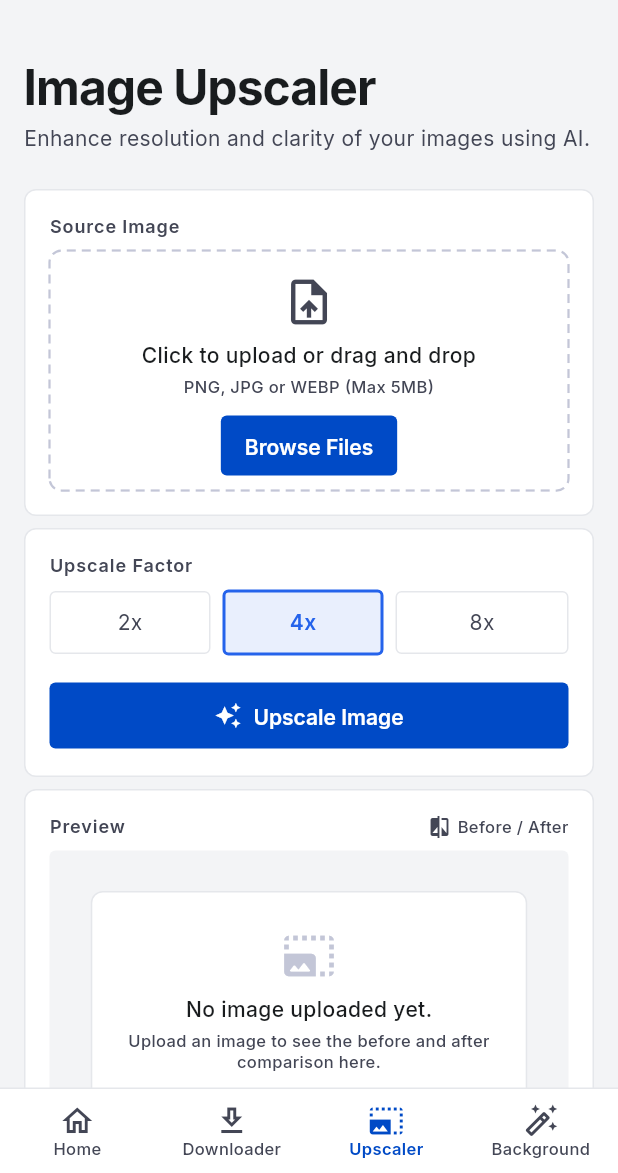
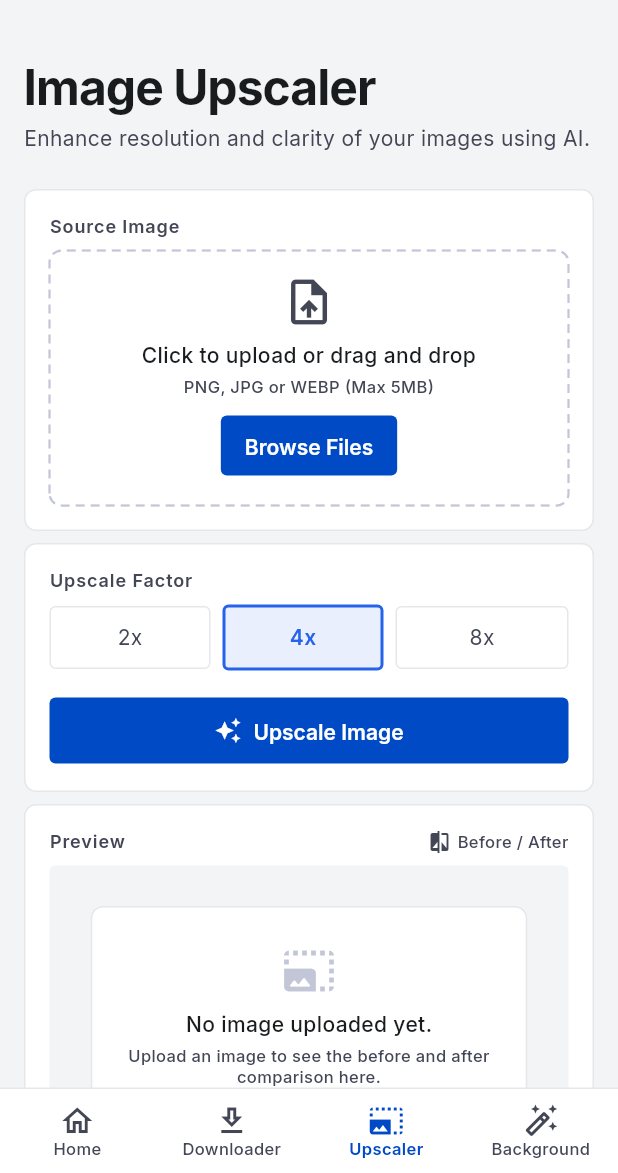
Before and after one commit to yannkovalskia/MyTools, a Flutter app: the screen it shows after launch, item 3 of the bottom bar chosen, on a phone screen of 412 x 824 dp, the part 63-1236 px from its top. Run offline on Flutter 3.47's test engine with Material 3 defaults, Android fonts, the phone set to English and light mode, and no system bars; our stand-ins replace google_fonts.

Commit message:
Fix Upload Area

```diff
--- a/frontend/lib/widgets/dashed_upload_area.dart
+++ b/frontend/lib/widgets/dashed_upload_area.dart
@@ -14,7 +14,7 @@ class DashedUploadArea extends StatelessWidget {
     required this.secondaryText,
     this.onTap,
     this.buttonLabel,
-    this.height = 180,
+    this.height = 210,
   });
 
   final IconData icon;
@@ -40,16 +40,12 @@ class DashedUploadArea extends StatelessWidget {
         ),
         child: Container(
           width: double.infinity,
-          height: height,
+          constraints: BoxConstraints(minHeight: height),
           padding: const EdgeInsets.all(AppSpacing.md),
           child: Column(
             mainAxisAlignment: MainAxisAlignment.center,
             children: [
-              Icon(
-                icon,
-                size: 36,
-                color: AppColors.onSurfaceVariant,
-              ),
+              Icon(icon, size: 36, color: AppColors.onSurfaceVariant),
               const SizedBox(height: AppSpacing.sm),
               Text(
                 primaryText,
```
